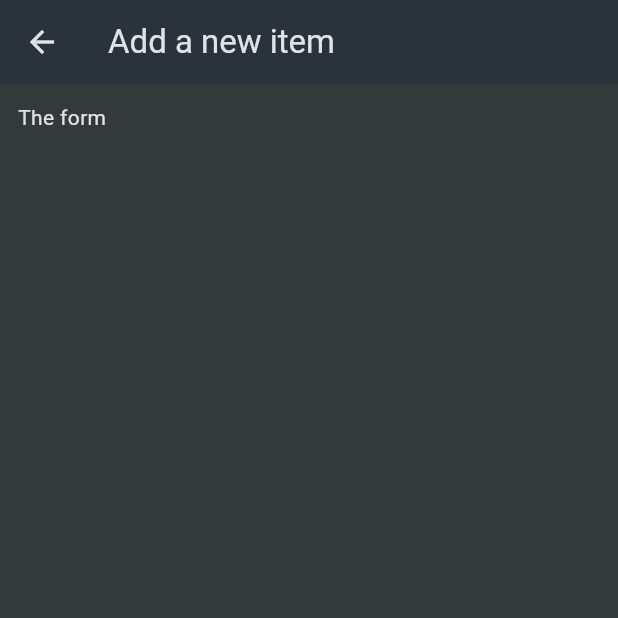
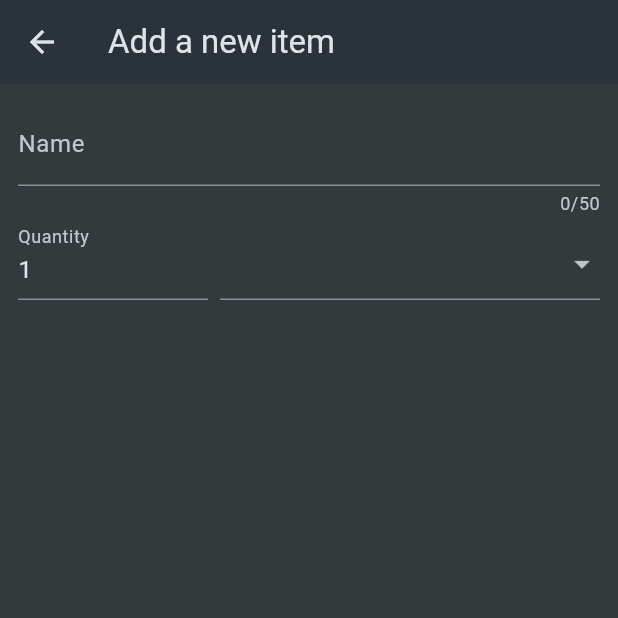
Before and after one commit to kotomoto/shopping-list-flutter, a Flutter app: the NewItem screen opened directly, on a phone screen of 412 x 824 dp, the top half of it. Run offline on Flutter 3.47's test engine with Material 3 defaults, Android fonts, the phone set to English and light mode, and no system bars.

Commit message:
Add basic fields to a form

```diff
--- a/lib/widgets/new_item.dart
+++ b/lib/widgets/new_item.dart
@@ -1,4 +1,5 @@
 import 'package:flutter/material.dart';
+import 'package:shopping_list/data/categories.dart';
 
 class NewItem extends StatefulWidget {
   const NewItem({super.key});
@@ -7,7 +8,6 @@ class NewItem extends StatefulWidget {
   State<NewItem> createState() {
     return _NewItemState();
   }
-
 }
 
 class _NewItemState extends State<NewItem> {
@@ -19,9 +19,60 @@ class _NewItemState extends State<NewItem> {
       ),
       body: Padding(
         padding: const EdgeInsets.all(12),
-        child: Text('The form'),
+        child: Form(
+          child: Column(
+            children: [
+              TextFormField(
+                maxLength: 50,
+                decoration: const InputDecoration(
+                  label: Text('Name'),
+                ),
+                validator: (value) {
+                  return 'Demo...';
+                },
+              ),
+              Row(
+                crossAxisAlignment: CrossAxisAlignment.end,
+                children: [
+                  Expanded(
+                    flex: 1,
+                    child: TextFormField(
+                      decoration: const InputDecoration(
+                        label: Text('Quantity'),
+                      ),
+                      initialValue: '1',
+                    ),
+                  ),
+                  const SizedBox(width: 8),
+                  Expanded(
+                    flex: 2,
+                    child: DropdownButtonFormField(
+                      items: [
+                        for (final category in categories.entries)
+                          DropdownMenuItem(
+                            value: category.value,
+                            child: Row(
+                              children: [
+                                Container(
+                                  width: 16,
+                                  height: 16,
+                                  color: category.value.color,
+                                ),
+                                const SizedBox(width: 6),
+                                Text(category.value.title),
+                              ],
+                            ),
+                          )
+                      ],
+                      onChanged: (value) {},
+                    ),
+                  )
+                ],
+              )
+            ],
+          ),
+        ),
       ),
     );
   }
-
 }
```
